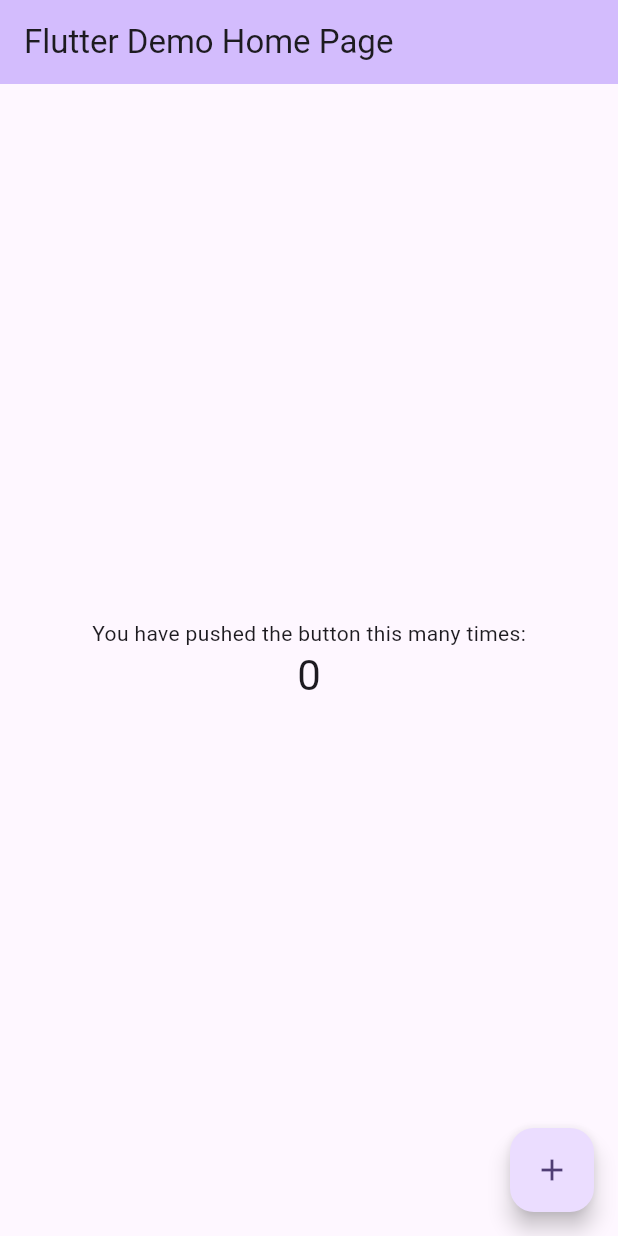
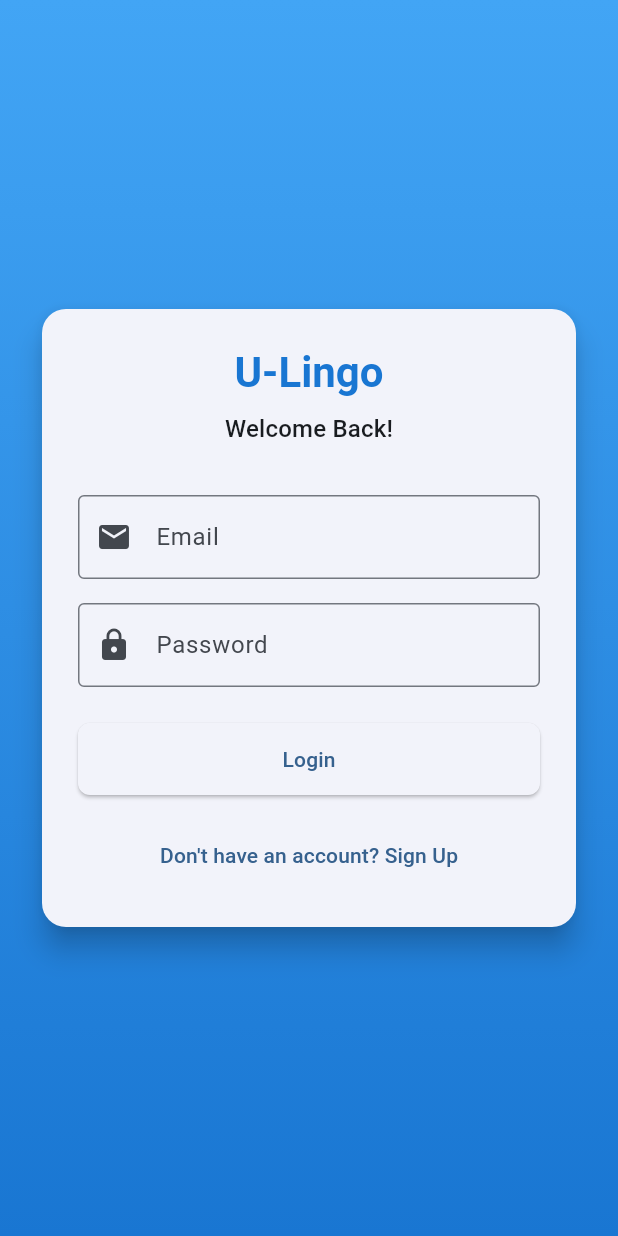
Before and after one commit to putrinaq/U-Lingo, a Flutter app: the screen it shows after launch, on a phone screen of 412 x 824 dp. Run offline on Flutter 3.47's test engine with Material 3 defaults, Android fonts, the phone set to English and light mode, and no system bars.

Commit message:
Replace MyApp with ULingoApp and implement login
Refactored main application structure and added login functionality.

```diff
--- a/lib/main.dart
+++ b/lib/main.dart
@@ -1,122 +1,178 @@
 import 'package:flutter/material.dart';
+import 'screens/language_selection_screen.dart';
+import 'screens/dashboard_screen.dart';
+import 'screens/roadmap_screen.dart';
+import 'screens/level_detail_screen.dart';
+import 'screens/vocabulary_screen.dart';
+import 'screens/chatbot_screen.dart';
+import 'screens/profile_screen.dart';
 
 void main() {
-  runApp(const MyApp());
+  runApp(const ULingoApp());
 }
 
-class MyApp extends StatelessWidget {
-  const MyApp({super.key});
+class ULingoApp extends StatelessWidget {
+  const ULingoApp({super.key});
 
-  // This widget is the root of your application.
   @override
   Widget build(BuildContext context) {
     return MaterialApp(
-      title: 'Flutter Demo',
+      title: 'U-Lingo',
       theme: ThemeData(
-        // This is the theme of your application.
-        //
-        // TRY THIS: Try running your application with "flutter run". You'll see
-        // the application has a purple toolbar. Then, without quitting the app,
-        // try changing the seedColor in the colorScheme below to Colors.green
-        // and then invoke "hot reload" (save your changes or press the "hot
-        // reload" button in a Flutter-supported IDE, or press "r" if you used
-        // the command line to start the app).
-        //
-        // Notice that the counter didn't reset back to zero; the application
-        // state is not lost during the reload. To reset the state, use hot
-        // restart instead.
-        //
-        // This works for code too, not just values: Most code changes can be
-        // tested with just a hot reload.
-        colorScheme: ColorScheme.fromSeed(seedColor: Colors.deepPurple),
+        primarySwatch: Colors.blue,
+        colorScheme: ColorScheme.fromSeed(
+          seedColor: Colors.blue,
+          brightness: Brightness.light,
+        ),
+        useMaterial3: true,
       ),
-      home: const MyHomePage(title: 'Flutter Demo Home Page'),
+      initialRoute: '/login',
+      routes: {
+        '/login': (context) => const LoginScreen(),
+        '/language-selection': (context) => const LanguageSelectionScreen(),
+        '/dashboard': (context) => const DashboardScreen(),
+        '/roadmap': (context) => const RoadmapScreen(),
+        '/vocabulary': (context) => const VocabularyScreen(),
+        '/chatbot': (context) => const ChatbotScreen(),
+        '/profile': (context) => const ProfileScreen(),
+      },
     );
   }
 }
 
-class MyHomePage extends StatefulWidget {
-  const MyHomePage({super.key, required this.title});
-
-  // This widget is the home page of your application. It is stateful, meaning
-  // that it has a State object (defined below) that contains fields that affect
-  // how it looks.
-
-  // This class is the configuration for the state. It holds the values (in this
-  // case the title) provided by the parent (in this case the App widget) and
-  // used by the build method of the State. Fields in a Widget subclass are
-  // always marked "final".
-
-  final String title;
+class LoginScreen extends StatefulWidget {
+  const LoginScreen({super.key});
 
   @override
-  State<MyHomePage> createState() => _MyHomePageState();
+  State<LoginScreen> createState() => _LoginScreenState();
 }
 
-class _MyHomePageState extends State<MyHomePage> {
-  int _counter = 0;
+class _LoginScreenState extends State<LoginScreen> {
+  final _formKey = GlobalKey<FormState>();
+  final _emailController = TextEditingController();
+  final _passwordController = TextEditingController();
+  bool _isLogin = true;
 
-  void _incrementCounter() {
-    setState(() {
-      // This call to setState tells the Flutter framework that something has
-      // changed in this State, which causes it to rerun the build method below
-      // so that the display can reflect the updated values. If we changed
-      // _counter without calling setState(), then the build method would not be
-      // called again, and so nothing would appear to happen.
-      _counter++;
-    });
+  @override
+  void dispose() {
+    _emailController.dispose();
+    _passwordController.dispose();
+    super.dispose();
+  }
+
+  void _submitForm() {
+    if (_formKey.currentState!.validate()) {
+      // Simulate login/signup
+      Navigator.pushReplacementNamed(context, '/language-selection');
+    }
   }
 
   @override
   Widget build(BuildContext context) {
-    // This method is rerun every time setState is called, for instance as done
-    // by the _incrementCounter method above.
-    //
-    // The Flutter framework has been optimized to make rerunning build methods
-    // fast, so that you can just rebuild anything that needs updating rather
-    // than having to individually change instances of widgets.
     return Scaffold(
-      appBar: AppBar(
-        // TRY THIS: Try changing the color here to a specific color (to
-        // Colors.amber, perhaps?) and trigger a hot reload to see the AppBar
-        // change color while the other colors stay the same.
-        backgroundColor: Theme.of(context).colorScheme.inversePrimary,
-        // Here we take the value from the MyHomePage object that was created by
-        // the App.build method, and use it to set our appbar title.
-        title: Text(widget.title),
-      ),
-      body: Center(
-        // Center is a layout widget. It takes a single child and positions it
-        // in the middle of the parent.
-        child: Column(
-          // Column is also a layout widget. It takes a list of children and
-          // arranges them vertically. By default, it sizes itself to fit its
-          // children horizontally, and tries to be as tall as its parent.
-          //
-          // Column has various properties to control how it sizes itself and
-          // how it positions its children. Here we use mainAxisAlignment to
-          // center the children vertically; the main axis here is the vertical
-          // axis because Columns are vertical (the cross axis would be
-          // horizontal).
-          //
-          // TRY THIS: Invoke "debug painting" (choose the "Toggle Debug Paint"
-          // action in the IDE, or press "p" in the console), to see the
-          // wireframe for each widget.
-          mainAxisAlignment: MainAxisAlignment.center,
-          children: <Widget>[
-            const Text('You have pushed the button this many times:'),
-            Text(
-              '$_counter',
-              style: Theme.of(context).textTheme.headlineMedium,
+      body: Container(
+        decoration: BoxDecoration(
+          gradient: LinearGradient(
+            begin: Alignment.topCenter,
+            end: Alignment.bottomCenter,
+            colors: [Colors.blue.shade400, Colors.blue.shade700],
+          ),
+        ),
+        child: SafeArea(
+          child: Center(
+            child: SingleChildScrollView(
+              padding: const EdgeInsets.all(24),
+              child: Card(
+                elevation: 8,
+                shape: RoundedRectangleBorder(
+                  borderRadius: BorderRadius.circular(16),
+                ),
+                child: Padding(
+                  padding: const EdgeInsets.all(24),
+                  child: Form(
+                    key: _formKey,
+                    child: Column(
+                      mainAxisSize: MainAxisSize.min,
+                      children: [
+                        Text(
+                          'U-Lingo',
+                          style: Theme.of(context).textTheme.headlineMedium?.copyWith(
+                            fontWeight: FontWeight.bold,
+                            color: Colors.blue.shade700,
+                          ),
+                        ),
+                        const SizedBox(height: 8),
+                        Text(
+                          _isLogin ? 'Welcome Back!' : 'Create Account',
+                          style: Theme.of(context).textTheme.titleMedium,
+                        ),
+                        const SizedBox(height: 32),
+                        TextFormField(
+                          controller: _emailController,
+                          decoration: const InputDecoration(
+                            labelText: 'Email',
+                            border: OutlineInputBorder(),
+                            prefixIcon: Icon(Icons.email),
+                          ),
+                          validator: (value) {
+                            if (value == null || value.isEmpty) {
+                              return 'Please enter your email';
+                            }
+                            return null;
+                          },
+                        ),
+                        const SizedBox(height: 16),
+                        TextFormField(
+                          controller: _passwordController,
+                          obscureText: true,
+                          decoration: const InputDecoration(
+                            labelText: 'Password',
+                            border: OutlineInputBorder(),
+                            prefixIcon: Icon(Icons.lock),
+                          ),
+                          validator: (value) {
+                            if (value == null || value.isEmpty) {
+                              return 'Please enter your password';
+                            }
+                            return null;
+                          },
+                        ),
+                        const SizedBox(height: 24),
+                        SizedBox(
+                          width: double.infinity,
+                          height: 48,
+                          child: ElevatedButton(
+                            onPressed: _submitForm,
+                            style: ElevatedButton.styleFrom(
+                              shape: RoundedRectangleBorder(
+                                borderRadius: BorderRadius.circular(8),
+                              ),
+                            ),
+                            child: Text(_isLogin ? 'Login' : 'Sign Up'),
+                          ),
+                        ),
+                        const SizedBox(height: 16),
+                        TextButton(
+                          onPressed: () {
+                            setState(() {
+                              _isLogin = !_isLogin;
+                            });
+                          },
+                          child: Text(
+                            _isLogin
+                                ? "Don't have an account? Sign Up"
+                                : 'Already have an account? Login',
+                          ),
+                        ),
+                      ],
+                    ),
+                  ),
+                ),
+              ),
             ),
-          ],
+          ),
         ),
       ),
-      floatingActionButton: FloatingActionButton(
-        onPressed: _incrementCounter,
-        tooltip: 'Increment',
-        child: const Icon(Icons.add),
-      ), // This trailing comma makes auto-formatting nicer for build methods.
     );
   }
 }
```
